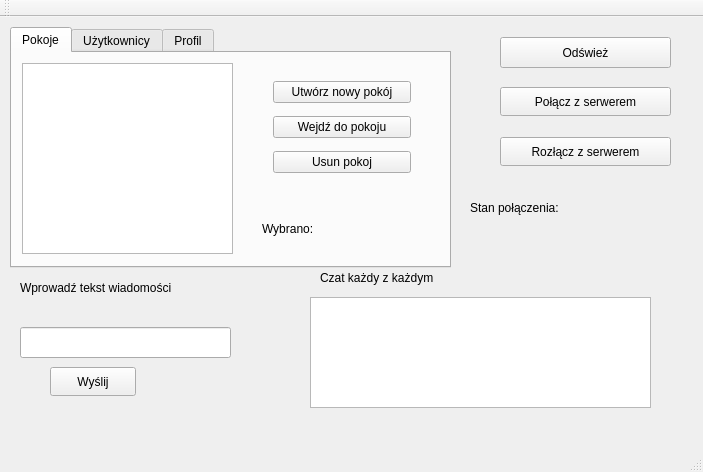
Old version of the form SK_irc/mainwindow.ui in the repository oliwiam96/IRC-chat.
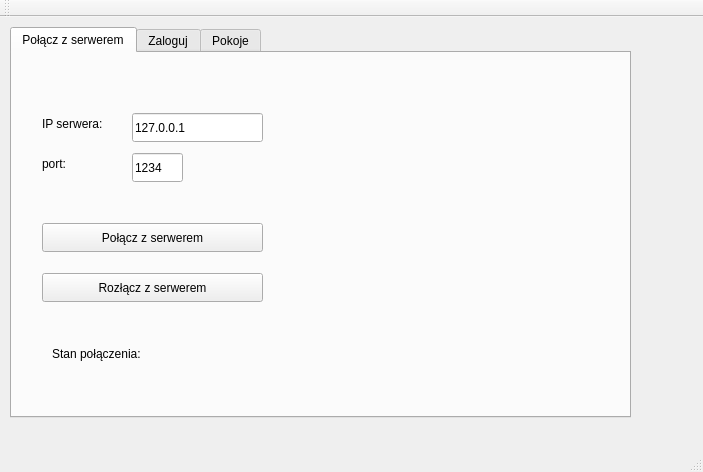
New version of the form.

```diff
--- a/SK_irc/mainwindow.ui
+++ b/SK_irc/mainwindow.ui
@@ -19,8 +19,8 @@
      <rect>
       <x>10</x>
       <y>10</y>
-      <width>441</width>
-      <height>241</height>
+      <width>621</width>
+      <height>391</height>
      </rect>
     </property>
     <property name="currentIndex">
@@ -28,101 +28,105 @@
     </property>
     <widget class="QWidget" name="tabWidget_2Page1">
      <attribute name="title">
-      <string>Pokoje</string>
+      <string>Połącz z serwerem</string>
      </attribute>
-     <widget class="QWidget" name="verticalLayoutWidget">
+     <widget class="QPushButton" name="pushButton_connect">
       <property name="geometry">
        <rect>
-        <x>250</x>
-        <y>10</y>
-        <width>160</width>
-        <height>131</height>
+        <x>30</x>
+        <y>170</y>
+        <width>221</width>
+        <height>29</height>
        </rect>
       </property>
-      <layout class="QVBoxLayout" name="verticalLayout">
-       <item>
-        <widget class="QPushButton" name="buttonNewRoom">
          <property name="text">
-          <string>Utwórz nowy pokój</string>
-         </property>
-        </widget>
-       </item>
-       <item>
-        <widget class="QPushButton" name="buttonEnterRoom">
+       <string>Połącz z serwerem</string>
+      </property>
+     </widget>
+     <widget class="QPushButton" name="pushButton_disconnect">
+      <property name="geometry">
+       <rect>
+        <x>30</x>
+        <y>220</y>
+        <width>221</width>
+        <height>29</height>
+       </rect>
+      </property>
          <property name="text">
-          <string>Wejdź do pokoju</string>
-         </property>
-        </widget>
-       </item>
-       <item>
-        <widget class="QPushButton" name="pushButton_3">
+       <string>Rozłącz z serwerem</string>
+      </property>
+     </widget>
+     <widget class="QLabel" name="label_connection_state">
+      <property name="geometry">
+       <rect>
+        <x>40</x>
+        <y>290</y>
+        <width>181</width>
+        <height>21</height>
+       </rect>
+      </property>
          <property name="text">
-          <string>Usun pokoj</string>
-         </property>
-        </widget>
-       </item>
-      </layout>
-      <zorder>buttonEnterRoom</zorder>
-      <zorder>buttonNewRoom</zorder>
-      <zorder>pushButton_3</zorder>
-     </widget>
-     <widget class="QListWidget" name="listWidget">
+       <string>Stan połączenia: </string>
+      </property>
+     </widget>
+     <widget class="QLineEdit" name="lineEdit_IP">
       <property name="geometry">
        <rect>
-        <x>10</x>
-        <y>10</y>
-        <width>211</width>
-        <height>191</height>
+        <x>120</x>
+        <y>60</y>
+        <width>131</width>
+        <height>29</height>
        </rect>
       </property>
+      <property name="text">
+       <string>127.0.0.1</string>
+      </property>
      </widget>
      <widget class="QLabel" name="label_3">
       <property name="geometry">
        <rect>
-        <x>250</x>
-        <y>160</y>
-        <width>171</width>
-        <height>31</height>
+        <x>30</x>
+        <y>60</y>
+        <width>81</width>
+        <height>21</height>
        </rect>
       </property>
       <property name="text">
-       <string>Wybrano:</string>
+       <string>IP serwera:</string>
       </property>
      </widget>
-    </widget>
-    <widget class="QWidget" name="tab">
-     <attribute name="title">
-      <string>Użytkownicy</string>
-     </attribute>
-     <widget class="QListWidget" name="listWidget_2">
+     <widget class="QLineEdit" name="lineEdit_port">
       <property name="geometry">
        <rect>
-        <x>10</x>
-        <y>10</y>
-        <width>221</width>
-        <height>191</height>
+        <x>120</x>
+        <y>100</y>
+        <width>51</width>
+        <height>29</height>
        </rect>
       </property>
+      <property name="text">
+       <string>1234</string>
+      </property>
      </widget>
-    </widget>
-    <widget class="QWidget" name="tab_2">
-     <attribute name="title">
-      <string>Profil</string>
-     </attribute>
-     <widget class="QLabel" name="label_4">
+     <widget class="QLabel" name="label_port">
       <property name="geometry">
        <rect>
-        <x>20</x>
-        <y>20</y>
+        <x>30</x>
+        <y>100</y>
         <width>81</width>
         <height>21</height>
        </rect>
       </property>
       <property name="text">
-       <string>Twój profil</string>
+       <string>port:</string>
       </property>
      </widget>
-     <widget class="QLabel" name="label_5">
+    </widget>
+    <widget class="QWidget" name="tab_login">
+     <attribute name="title">
+      <string>Zaloguj</string>
+     </attribute>
+     <widget class="QLabel" name="label_picture">
       <property name="geometry">
        <rect>
         <x>270</x>
@@ -177,118 +181,97 @@
        <string>Zaloguj</string>
       </property>
      </widget>
-    </widget>
-   </widget>
-   <widget class="QPushButton" name="buttonSend">
+     <widget class="QPushButton" name="pushButton_signup">
     <property name="geometry">
      <rect>
-      <x>50</x>
-      <y>350</y>
-      <width>86</width>
+        <x>30</x>
+        <y>210</y>
+        <width>201</width>
       <height>29</height>
      </rect>
     </property>
     <property name="text">
-     <string>Wyślij</string>
-    </property>
-   </widget>
-   <widget class="QTextBrowser" name="textBrowser">
-    <property name="geometry">
-     <rect>
-      <x>310</x>
-      <y>280</y>
-      <width>341</width>
-      <height>111</height>
-     </rect>
-    </property>
-   </widget>
-   <widget class="QLabel" name="label">
+       <string>Utwórz nowe konto</string>
+      </property>
+     </widget>
+    </widget>
+    <widget class="QWidget" name="tab_rooms">
+     <attribute name="title">
+      <string>Pokoje</string>
+     </attribute>
+     <widget class="QWidget" name="verticalLayoutWidget">
     <property name="geometry">
      <rect>
-      <x>20</x>
-      <y>260</y>
-      <width>191</width>
-      <height>21</height>
-     </rect>
-    </property>
+        <x>350</x>
+        <y>10</y>
+        <width>201</width>
+        <height>128</height>
+       </rect>
+      </property>
+      <layout class="QVBoxLayout" name="verticalLayout">
+       <item>
+        <widget class="QPushButton" name="pushButton_enter_room">
     <property name="text">
-     <string>Wprowadź tekst wiadomości</string>
-    </property>
-   </widget>
-   <widget class="QLabel" name="label_2">
-    <property name="geometry">
-     <rect>
-      <x>320</x>
-      <y>250</y>
-      <width>161</width>
-      <height>21</height>
-     </rect>
-    </property>
+          <string>Wejdź do pokoju</string>
+         </property>
+        </widget>
+       </item>
+       <item>
+        <widget class="QPushButton" name="pushButton_delete_room">
     <property name="text">
-     <string>Czat każdy z każdym</string>
-    </property>
-   </widget>
-   <widget class="QLineEdit" name="lineEdit">
-    <property name="geometry">
-     <rect>
-      <x>20</x>
-      <y>310</y>
-      <width>211</width>
-      <height>31</height>
-     </rect>
-    </property>
-   </widget>
-   <widget class="QPushButton" name="buttonConnect">
-    <property name="geometry">
-     <rect>
-      <x>500</x>
-      <y>70</y>
-      <width>171</width>
-      <height>29</height>
-     </rect>
-    </property>
+          <string>Usun pokoj</string>
+         </property>
+        </widget>
+       </item>
+       <item>
+        <widget class="QPushButton" name="pushButton_refresh">
     <property name="text">
-     <string>Połącz z serwerem</string>
-    </property>
-   </widget>
-   <widget class="QPushButton" name="buttonDisconnect">
-    <property name="geometry">
-     <rect>
-      <x>500</x>
-      <y>120</y>
-      <width>171</width>
-      <height>29</height>
-     </rect>
-    </property>
+          <string>Odśwież liste</string>
+         </property>
+        </widget>
+       </item>
+       <item>
+        <widget class="QLabel" name="label_choose">
     <property name="text">
-     <string>Rozłącz z serwerem</string>
-    </property>
-   </widget>
-   <widget class="QLabel" name="labelConnection">
+          <string>Wybrano:</string>
+         </property>
+        </widget>
+       </item>
+      </layout>
+     </widget>
+     <widget class="QListWidget" name="listWidget_rooms">
     <property name="geometry">
      <rect>
-      <x>470</x>
-      <y>180</y>
-      <width>181</width>
-      <height>21</height>
-     </rect>
-    </property>
-    <property name="text">
-     <string>Stan połączenia: </string>
-    </property>
-   </widget>
-   <widget class="QPushButton" name="pushButton">
+        <x>10</x>
+        <y>10</y>
+        <width>301</width>
+        <height>321</height>
+       </rect>
+      </property>
+     </widget>
+     <widget class="QWidget" name="verticalLayoutWidget_2">
     <property name="geometry">
      <rect>
-      <x>500</x>
-      <y>20</y>
-      <width>171</width>
-      <height>31</height>
-     </rect>
-    </property>
+        <x>350</x>
+        <y>170</y>
+        <width>201</width>
+        <height>66</height>
+       </rect>
+      </property>
+      <layout class="QVBoxLayout" name="verticalLayout_2">
+       <item>
+        <widget class="QLineEdit" name="lineEdit_new_room"/>
+       </item>
+       <item>
+        <widget class="QPushButton" name="pushButton_new_room">
     <property name="text">
-     <string>Odśwież</string>
-    </property>
+          <string>Utwórz nowy pokój</string>
+         </property>
+        </widget>
+       </item>
+      </layout>
+     </widget>
+    </widget>
    </widget>
   </widget>
   <widget class="QMenuBar" name="menuBar">
```
Left out of the diff: 16 changed lines with no effect on the pictures. Lines whose indentation alone changed are shown as unchanged.
